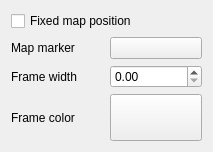
Qt form src/ui/qgsannotationwidgetbase.ui (qgis/QGIS) before a commit.
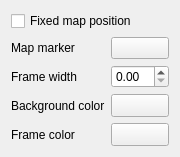
The same form after that commit. Custom widgets are drawn as their Qt base class.

Commit message: Background color option for svg annotation. Save frame transparency (was missing also for text annotation)

The edit to the form file:
```diff
--- a/src/ui/qgsannotationwidgetbase.ui
+++ b/src/ui/qgsannotationwidgetbase.ui
@@ -6,14 +6,14 @@
    <rect>
     <x>0</x>
     <y>0</y>
-    <width>213</width>
-    <height>152</height>
+    <width>180</width>
+    <height>151</height>
    </rect>
   </property>
   <property name="windowTitle">
    <string>Form</string>
   </property>
-  <layout class="QGridLayout" name="gridLayout">
+  <layout class="QGridLayout" name="gridLayout_2">
    <item row="0" column="0">
     <widget class="QCheckBox" name="mMapPositionFixedCheckBox">
      <property name="text">
@@ -22,8 +22,8 @@
     </widget>
    </item>
    <item row="1" column="0">
-    <layout class="QHBoxLayout" name="horizontalLayout">
-     <item>
+    <layout class="QGridLayout" name="gridLayout">
+     <item row="0" column="0">
       <widget class="QLabel" name="mMapMarkerLabel">
        <property name="text">
         <string>Map marker</string>
@@ -33,18 +33,14 @@
        </property>
       </widget>
      </item>
-     <item>
+     <item row="0" column="1">
       <widget class="QPushButton" name="mMapMarkerButton">
        <property name="text">
         <string/>
        </property>
       </widget>
      </item>
-    </layout>
-   </item>
-   <item row="2" column="0">
-    <layout class="QHBoxLayout" name="horizontalLayout_2">
-     <item>
+     <item row="1" column="0">
       <widget class="QLabel" name="mFrameWidthLabel">
        <property name="text">
         <string>Frame width</string>
@@ -54,14 +50,33 @@
        </property>
       </widget>
      </item>
-     <item>
+     <item row="1" column="1">
       <widget class="QDoubleSpinBox" name="mFrameWidthSpinBox"/>
      </item>
-    </layout>
-   </item>
-   <item row="3" column="0">
-    <layout class="QHBoxLayout" name="horizontalLayout_3">
-     <item>
+     <item row="2" column="0">
+      <widget class="QLabel" name="mBackgroundColorLabel">
+       <property name="text">
+        <string>Background color</string>
+       </property>
+       <property name="buddy">
+        <cstring>mBackgroundColorButton</cstring>
+       </property>
+      </widget>
+     </item>
+     <item row="2" column="1">
+      <widget class="QgsColorButton" name="mBackgroundColorButton">
+       <property name="sizePolicy">
+        <sizepolicy hsizetype="Preferred" vsizetype="Fixed">
+         <horstretch>0</horstretch>
+         <verstretch>0</verstretch>
+        </sizepolicy>
+       </property>
+       <property name="text">
+        <string/>
+       </property>
+      </widget>
+     </item>
+     <item row="3" column="0">
       <widget class="QLabel" name="mFrameColorLabel">
        <property name="text">
         <string>Frame color</string>
@@ -71,10 +86,10 @@
        </property>
       </widget>
      </item>
-     <item>
+     <item row="3" column="1">
       <widget class="QgsColorButton" name="mFrameColorButton">
        <property name="sizePolicy">
-        <sizepolicy hsizetype="Preferred" vsizetype="Preferred">
+        <sizepolicy hsizetype="Preferred" vsizetype="Fixed">
          <horstretch>0</horstretch>
          <verstretch>0</verstretch>
         </sizepolicy>
```
The commit also changes 6 other files.
